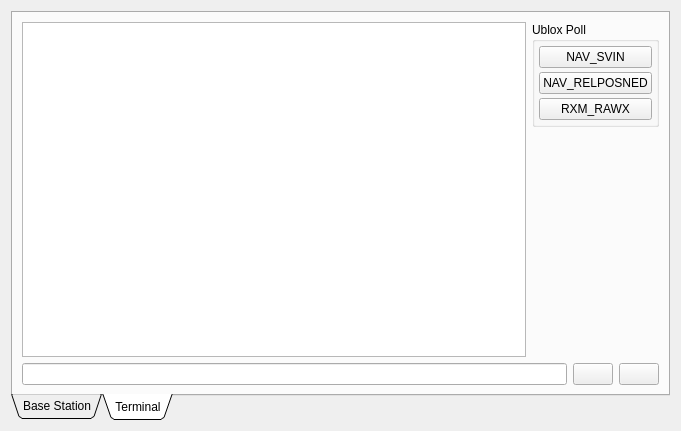
The window that Linux/RControlStation/moteconfig.ui (vedderb/rise_sdvp) describes before a commit, drawn with Qt 5.
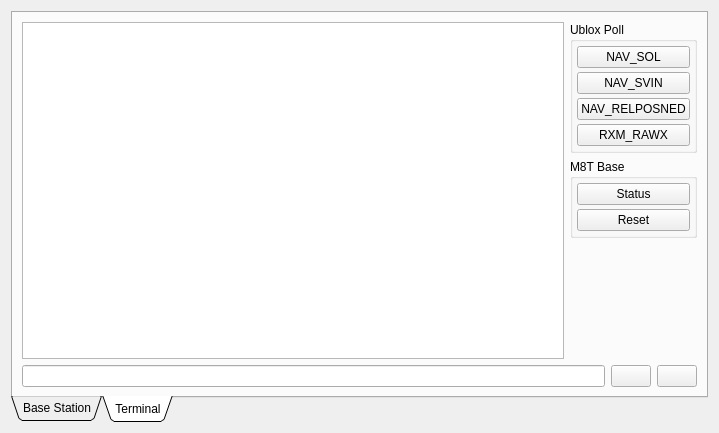
The same window after the commit. The open tabs and pages were chosen to show the change. Icons and pictures are not drawn.

Commit message: Added ublox m8t base station support, and a standalone base station mode

```diff
--- a/Linux/RControlStation/moteconfig.ui
+++ b/Linux/RControlStation/moteconfig.ui
@@ -6,8 +6,8 @@
    <rect>
     <x>0</x>
     <y>0</y>
-    <width>681</width>
-    <height>431</height>
+    <width>719</width>
+    <height>433</height>
    </rect>
   </property>
   <property name="windowTitle">
@@ -289,6 +289,13 @@
               <property name="bottomMargin">
                <number>4</number>
               </property>
+              <item>
+               <widget class="QPushButton" name="ubxPollNavSolButton">
+                <property name="text">
+                 <string>NAV_SOL</string>
+                </property>
+               </widget>
+              </item>
               <item>
                <widget class="QPushButton" name="ubxPollNavSvinButton">
                 <property name="text">
@@ -313,6 +320,44 @@
              </layout>
             </widget>
            </item>
+           <item>
+            <widget class="QGroupBox" name="groupBox_5">
+             <property name="title">
+              <string>M8T Base</string>
+             </property>
+             <layout class="QVBoxLayout" name="verticalLayout_6">
+              <property name="spacing">
+               <number>4</number>
+              </property>
+              <property name="leftMargin">
+               <number>4</number>
+              </property>
+              <property name="topMargin">
+               <number>4</number>
+              </property>
+              <property name="rightMargin">
+               <number>4</number>
+              </property>
+              <property name="bottomMargin">
+               <number>4</number>
+              </property>
+              <item>
+               <widget class="QPushButton" name="m8tBaseStatusButton">
+                <property name="text">
+                 <string>Status</string>
+                </property>
+               </widget>
+              </item>
+              <item>
+               <widget class="QPushButton" name="m8tBaseResetButton">
+                <property name="text">
+                 <string>Reset</string>
+                </property>
+               </widget>
+              </item>
+             </layout>
+            </widget>
+           </item>
            <item>
             <spacer name="verticalSpacer_2">
              <property name="orientation">
```
Left out of the diff: 22 changed lines with no effect on the pictures. The commit also changes 25 other files.
